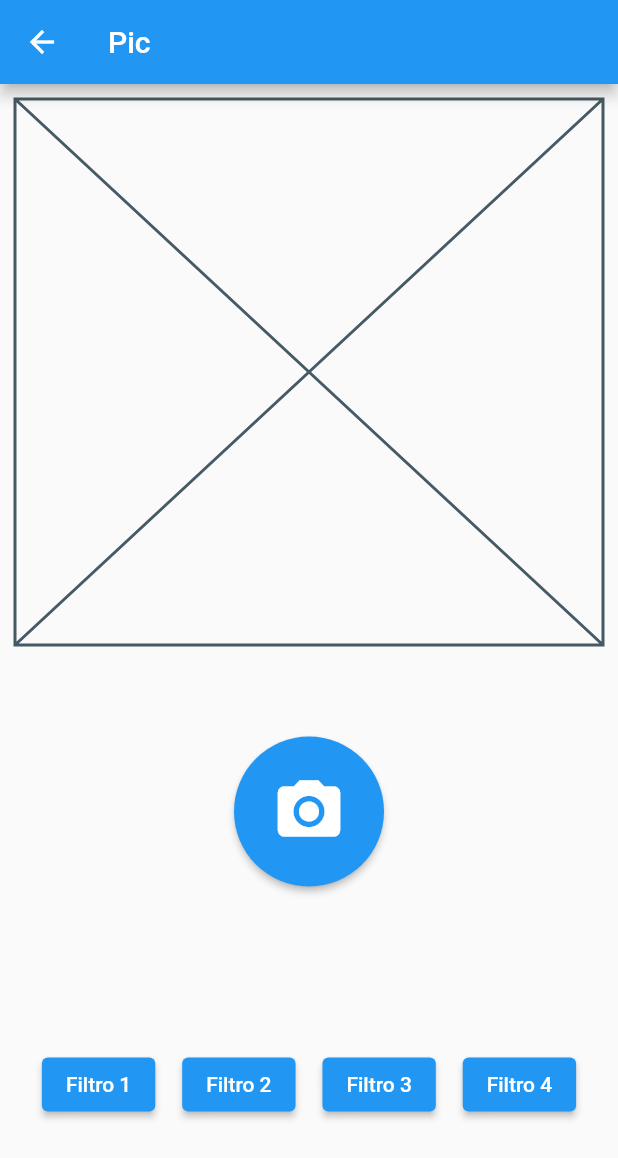
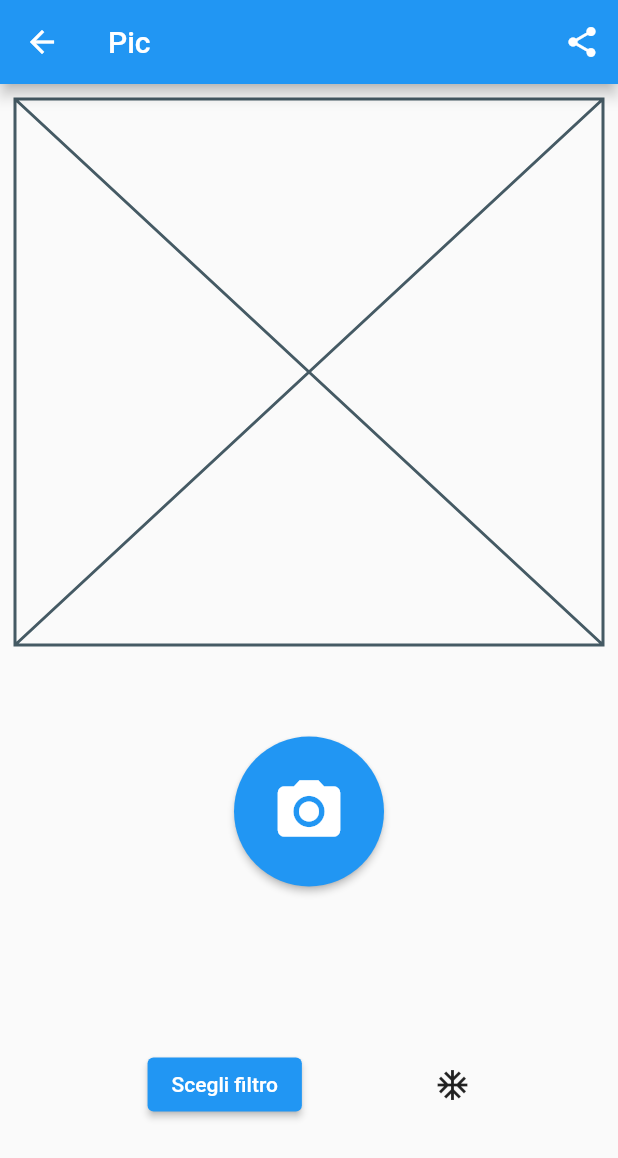
Before and after one commit to moaiamorfo/tuttofare, a Flutter app: the Pic screen opened directly, after a tap on the "photo camera" icon, on a phone screen of 412 x 824 dp. Shown: the top 1158 px of the screen. Run offline on Flutter 3.47's test engine with Material 2 defaults, Android fonts, the phone set to English and light mode, and no system bars; our stand-ins replace auto_size_text, geolocator, image_picker, share, url_launcher_web; missing offline and left inert: geolocator_web, googleapis, photofilters, webfeed.

Commit message:
Final version.

```diff
--- a/lib/pic.dart
+++ b/lib/pic.dart
@@ -1,10 +1,81 @@
 import 'package:flutter/material.dart';
+import 'package:image_picker/image_picker.dart';
+import 'package:photofilters/photofilters.dart';
+import 'package:image/image.dart' as imageLib;
+import 'package:path/path.dart';
+import 'package:share/share.dart';
+import 'package:googleapis/drive/v2.dart';
 
-class Pic extends StatelessWidget {
+import 'dart:io';
+import 'dart:async';
+
+class Pic extends StatefulWidget {
+  @override
+  _PicState createState() => _PicState();
+}
+
+class _PicState extends State<Pic> {
+  File _image;
+  final picker = ImagePicker();
+  String filename;
+
+  // codice per applicazione filtri
+
+  Future applicaFiltri(context) async {
+    filename = basename(_image.path);
+    var image = imageLib.decodeImage(_image.readAsBytesSync());
+    image = imageLib.copyResize(image, width: 600);
+    Map imagefile = await Navigator.push(
+      context,
+      new MaterialPageRoute(
+        builder: (context) => new PhotoFilterSelector(
+          title: Text("Photo Filter Example"),
+          image: image,
+          filters: presetFiltersList,
+          filename: filename,
+          loader: Center(child: CircularProgressIndicator()),
+          fit: BoxFit.contain,
+        ),
+      ),
+    );
+    if (imagefile != null && imagefile.containsKey('image_filtered')) {
+      setState(() {
+        _image = imagefile['image_filtered'];
+      });
+    }
+  }
+
+  Future getImage() async {
+    final pickedFile = await picker.getImage(source: ImageSource.camera);
+
+    setState(() {
+      if (pickedFile != null) {
+        _image = File(pickedFile.path);
+        print(pickedFile.path);
+      } else {
+        print('No image selected.');
+      }
+    });
+  }
+
+  Widget mostraSelfie() {
+    if (_image == null)
+      return Placeholder();
+    else
+      return Image.file(_image);
+  }
+
   @override
   Widget build(BuildContext context) {
     AppBar myappbar = AppBar(
       title: Text('Pic'),
+      actions: [
+        IconButton(
+            icon: Icon(Icons.share),
+            onPressed: () {
+              Share.shareFiles([_image.path], text: "Ecco il mio selfie!");
+            })
+      ],
     );
     double altezzaSchermo = MediaQuery.of(context).size.height;
 
@@ -15,7 +86,7 @@ class Pic extends StatelessWidget {
           Container(
             padding: EdgeInsets.all(10.0),
             height: altezzaSchermo / 2 - myappbar.preferredSize.height / 2,
-            child: Placeholder(),
+            child: mostraSelfie(),
           ),
           Container(
             padding: EdgeInsets.all(10.0),
@@ -29,7 +100,9 @@ class Pic extends StatelessWidget {
                           shape: CircleBorder(),
                           padding: EdgeInsets.all(25.0),
                         ),
-                        onPressed: () {},
+                        onPressed: () {
+                          getImage();
+                        },
                         child: Icon(
                           Icons.photo_camera,
                           size: 50.0,
@@ -38,10 +111,12 @@ class Pic extends StatelessWidget {
                   child: Row(
                     mainAxisAlignment: MainAxisAlignment.spaceEvenly,
                     children: [
-                      ElevatedButton(onPressed: () {}, child: Text("Filtro 1")),
-                      ElevatedButton(onPressed: () {}, child: Text("Filtro 2")),
-                      ElevatedButton(onPressed: () {}, child: Text("Filtro 3")),
-                      ElevatedButton(onPressed: () {}, child: Text("Filtro 4"))
+                      ElevatedButton(
+                          onPressed: () {
+                            applicaFiltri(context);
+                          },
+                          child: Text("Scegli filtro")),
+                      Icon(Icons.ac_unit)
                     ],
                   ),
                 ),
```
